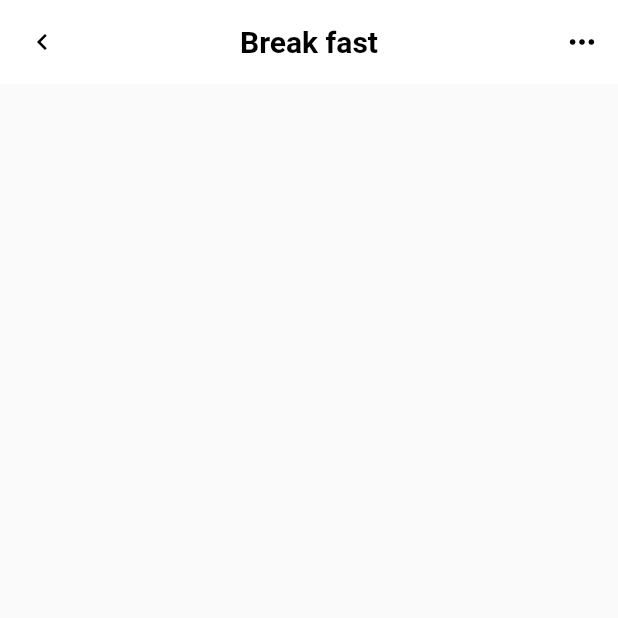
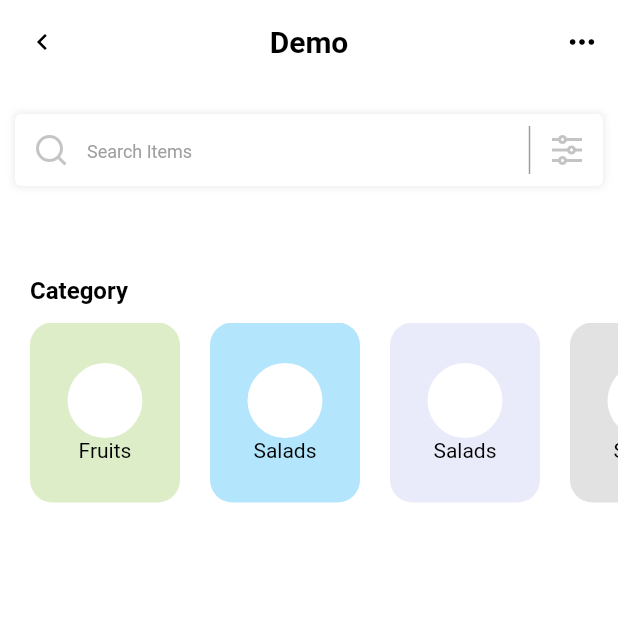
Before and after one commit to shamshadpattani/flutter-demo, a Flutter app: the screen it shows after launch, on a phone screen of 412 x 824 dp, the top half of it. Run offline on Flutter 3.47's test engine with Material 2 defaults, Android fonts, the phone set to English and light mode, and no system bars; our stand-ins replace flutter_svg; Roboto replaces fonts that are missing (Poppins).

Commit message:
category section

```diff
--- /dev/null
+++ b/lib/models/category.dart
@@ -0,0 +1,40 @@
+import 'dart:core';
+import 'dart:core';
+import 'dart:ui';
+
+import 'package:flutter/material.dart';
+
+class Category {
+  String name;
+  Color color;
+  String img;
+
+  Category({required this.name, required this.color, required this.img,});
+
+  static List<Category> getCategories() {
+    List<Category> categories = [
+      Category(
+        name: "Fruits",
+        color: Colors.lightGreen,
+        img: "https://example.com/fruits.jpg",
+      ),
+      Category(
+        name: "Salads",
+        color: Colors.lightBlue,
+        img: "https://example.com/salads.jpg",
+      ),
+      Category(
+        name: "Salads",
+        color: Color(0xffb8bdee),
+        img: "https://example.com/salads.jpg",
+      ),
+      Category(
+        name: "Salads",
+        color: Colors.grey,
+        img: "https://example.com/salads.jpg",
+      ),
+    ];
+
+    return categories;
+  }
+}
--- a/lib/pages/home.dart
+++ b/lib/pages/home.dart
@@ -1,35 +1,148 @@
 import 'package:flutter/material.dart';
 import 'package:flutter_svg/flutter_svg.dart';
-class HomePage extends StatelessWidget {
+
+import '../models/category.dart';
+
+class HomePage extends StatefulWidget {
   const HomePage({Key? key}) : super(key: key);
 
   @override
+  State<HomePage> createState() => _HomePageState();
+}
+
+class _HomePageState extends State<HomePage> {
+  List<Category> categories = [];
+
+  void _getCategories(){
+    categories = Category.getCategories();
+  }
+
+  @override
   Widget build(BuildContext context) {
+    _getCategories();
     return Scaffold(
-      appBar: AppBar(
-        title:Text('Break fast',
-        style: TextStyle(color: Colors.black,fontSize: 20,fontWeight: FontWeight.bold,)),
+      appBar: appBar(),
+      backgroundColor: Colors.white,
+      body: Column(
+        crossAxisAlignment: CrossAxisAlignment.start,
+        children: [
+          _searchBox(),
+          SizedBox(height: 40),
+          Column(
+            crossAxisAlignment: CrossAxisAlignment.start,
+            children: [
+              Padding(padding: EdgeInsets.only(left:20),
+              child: Text('Category',style:TextStyle(color:Colors.black,fontSize: 16,fontWeight: FontWeight.w600),
+              )
+              ),
+              SizedBox(height:12),
+              Container(
+                height: 120,
+                color: Colors.white60,
+                child:ListView.separated(itemCount:categories.length,
+                  scrollDirection: Axis.horizontal,
+                  padding: EdgeInsets.only(left: 20, right: 20),
+               separatorBuilder: (BuildContext context, int index) => SizedBox(width:20),
+                  itemBuilder:(context,index){
+                  return Container(
+                    width: 100,
+                    decoration: BoxDecoration(
+                        color: categories[index].color.withOpacity(0.3),
+                        borderRadius:BorderRadius.circular(15),),
+                    child: Column(
+                      mainAxisAlignment: MainAxisAlignment.center,
+                      children: [
+                        Container(width: 50,height: 50,
+                        decoration: BoxDecoration(color: Colors.white,shape: BoxShape.circle),
+                        ),
+                        Text(categories[index].name,style: TextStyle(color: Colors.black ,fontWeight: FontWeight.normal),)
+                      ],
+                    ),
+                  );
+                }, ),
+              )
+            ],
+          )
+        ],
+      ),
+    );
+  }
+
+  Container _searchBox() {
+    return Container(
+            margin: EdgeInsets.only(top: 20, right: 10, left: 10, bottom: 20),
+            decoration: BoxDecoration(boxShadow: [BoxShadow(color: Colors.black.withOpacity(0.1), blurRadius: 4, spreadRadius: 0.0)]),
+            child: TextField(
+                decoration: InputDecoration(
+              filled: true,
+              fillColor: Colors.white,
+              contentPadding: EdgeInsets.all(8),
+              hintText: "Search Items",
+              hintStyle: TextStyle(color: Colors.grey, fontSize: 12),
+              border: OutlineInputBorder(borderRadius: BorderRadius.circular(4), borderSide: BorderSide.none),
+              prefixIcon: Padding(
+                padding: const EdgeInsets.all(12.0),
+                child: SvgPicture.asset("assets/icons/search.svg"),
+              ),
+              suffixIcon: Container(
+                width: 80,
+                child: IntrinsicHeight(
+                  child: Row(
+                    mainAxisAlignment: MainAxisAlignment.end,
+                    children: [
+                      VerticalDivider(
+                        width: 2,
+                        endIndent: 8,
+                        color: Colors.grey,
+                        thickness: 1,
+                        indent: 8,
+                      ),
+                      Padding(
+                        padding: const EdgeInsets.all(12.0),
+                        child: SvgPicture.asset("assets/icons/equalizer-line.svg"),
+                      ),
+                    ],
+                  ),
+                ),
+              ),
+            )));
+  }
+}
+
+AppBar appBar() {
+  return AppBar(
+      title: Text('Demo',
+          style: TextStyle(
+            color: Colors.black,
+            fontSize: 20,
+            fontWeight: FontWeight.bold,
+          )),
       backgroundColor: Colors.white,
       elevation: 0,
       centerTitle: true,
       leading: GestureDetector(
-           onTap: (){},
+          onTap: () {},
           child: Container(
-          decoration:BoxDecoration(color: Colors.white60,borderRadius: BorderRadius.circular(4)),
-          margin:const EdgeInsets.all(4),
+              decoration: BoxDecoration(color: Colors.white60, borderRadius: BorderRadius.circular(4)),
+              margin: const EdgeInsets.all(4),
               alignment: Alignment.center,
-          child: SvgPicture.asset("assets/icons/arrow_left.svg",width: 20,height:20,))
-          ),
+              child: SvgPicture.asset(
+                "assets/icons/arrow_left.svg",
+                width: 20,
+                height: 20,
+              ))),
       actions: [
         GestureDetector(
-          onTap: (){},
+            onTap: () {},
             child: Container(
-            decoration:BoxDecoration(color: Colors.white60,borderRadius: BorderRadius.circular(4)),
-            margin:const EdgeInsets.all(4),
+                decoration: BoxDecoration(color: Colors.white60, borderRadius: BorderRadius.circular(4)),
+                margin: const EdgeInsets.all(4),
                 alignment: Alignment.center,
                 width: 40,
-            child: SvgPicture.asset("assets/icons/dot-menu.svg",width: 20,height:20,))],
-       ),
-    );
+                child: SvgPicture.asset(
+                  "assets/icons/dot-menu.svg",
+                  width: 20,
+                  height: 20,
+                )))
+      ]);
 }
-}
```
Also changed, not shown: assets/icons/equalizer-line.svg (added), assets/icons/search.svg (added). Lines whose indentation alone changed are shown as unchanged.
